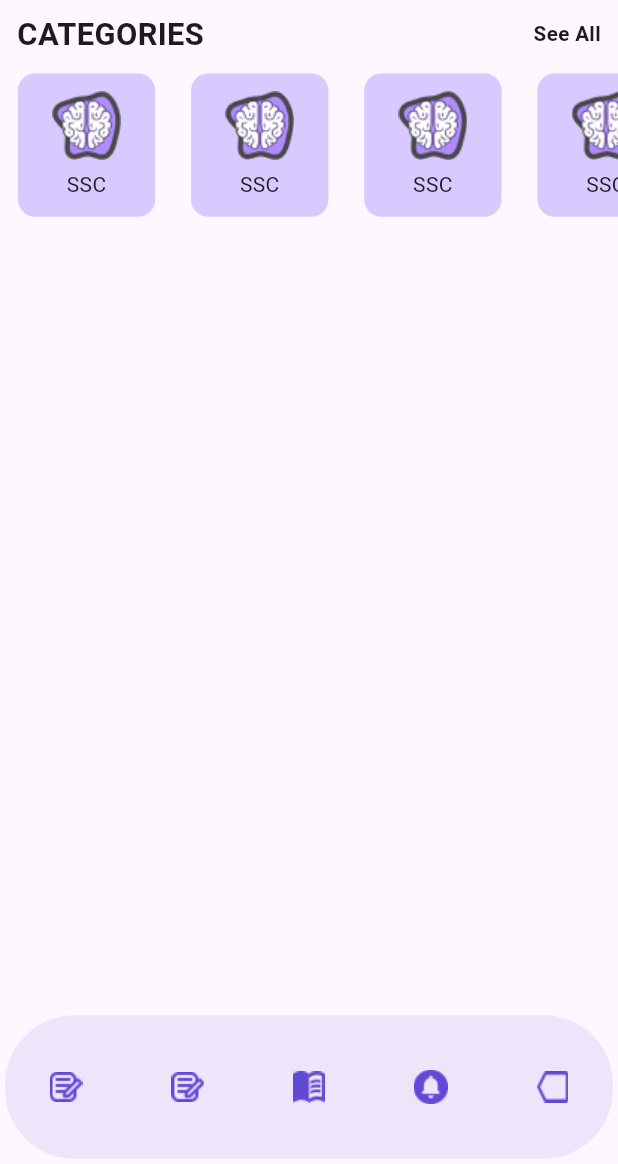
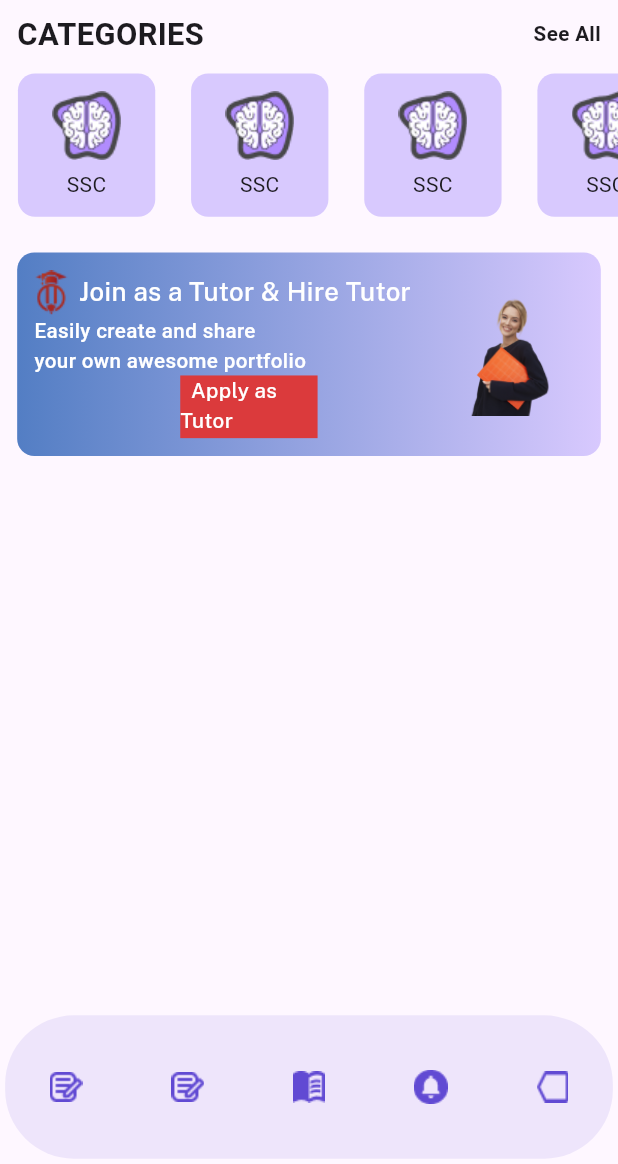
Before and after one commit to thohid44/uniqueschool24, a Flutter app: the screen it shows after launch, on a phone screen of 412 x 824 dp, the part 72-1236 px from its top. Run offline on Flutter 3.47's test engine with Material 3 defaults, Android fonts, the phone set to English and light mode, and no system bars; our stand-ins replace flutter_screenutil, get, google_fonts.

Commit message:
21 jan 2024

```diff
--- a/lib/home.dart
+++ b/lib/home.dart
@@ -117,7 +117,85 @@ actions: [
                         ),
                       ),
                     );
-                  }))
+                  })),
+
+                    Container(
+          margin: EdgeInsets.symmetric(horizontal: 10.w, vertical: 10.h),
+           padding: EdgeInsets.symmetric(horizontal: 10.w, vertical: 10.h),
+              width: 300.w,
+
+              decoration: BoxDecoration(
+                gradient:const LinearGradient(
+                  begin: Alignment.centerLeft,
+                  end: Alignment.centerRight,
+                  colors: [
+                       Color(0xff537EC4),
+                  Color(0xffD8C9FE),
+
+                  ],
+                ),
+                borderRadius: BorderRadius.circular(10.r), // Adjust the border radius as needed
+              ),
+              child:Row(
+                children: [
+                  Container(
+                    width: 250.w,
+                    child: Column(
+                    children: [
+                      Row(
+                        children: [
+                          Image.asset("assets/scholarship.png"),
+                          SizedBox(width: 5.w,),
+                          Text(
+                        'Join as a Tutor & Hire Tutor',
+                        style: GoogleFonts.publicSans(
+                          color: Colors.white,
+                          fontSize: 15.sp,
+                           fontWeight: FontWeight.w500
+                        ),
+                      ),
+                        ],
+                      ),
+                       Container(
+                        alignment: Alignment.centerLeft,
+                         child: Text(
+                          'Easily create and share \nyour own awesome portfolio',
+                          style: GoogleFonts.roboto(
+                            color: Colors.white,
+                            fontSize: 12.sp,
+                            fontWeight: FontWeight.w500
+                          ),
+                          textAlign: TextAlign.left,
+                                               ),
+                       ),
+
+                       Container(
+                        width: 80.w,
+                        height: 35.h,
+                        decoration: BoxDecoration(
+                          color: Color(0xffDB3A3C)
+                        ),
+
+                        child: Text(
+                          '  Apply as Tutor',
+                          style: GoogleFonts.publicSans(
+                            color: Colors.white,
+                            fontSize: 12.sp,
+                            fontWeight: FontWeight.w500
+                          ),
+                          textAlign: TextAlign.left,
+                                               ),
+                       )
+                    ],
+                    ),
+                  ),
+
+                  Container(
+                    width: 50.w,
+                    child: Image.asset("assets/girl.png"))
+                ],
+              )
+            ),
         ],
       ),
       bottomNavigationBar: Container(
```
Also changed, not shown: assets/girl.png (added), assets/scholarship.png (added), pubspec.yaml (line endings or trailing spaces).
